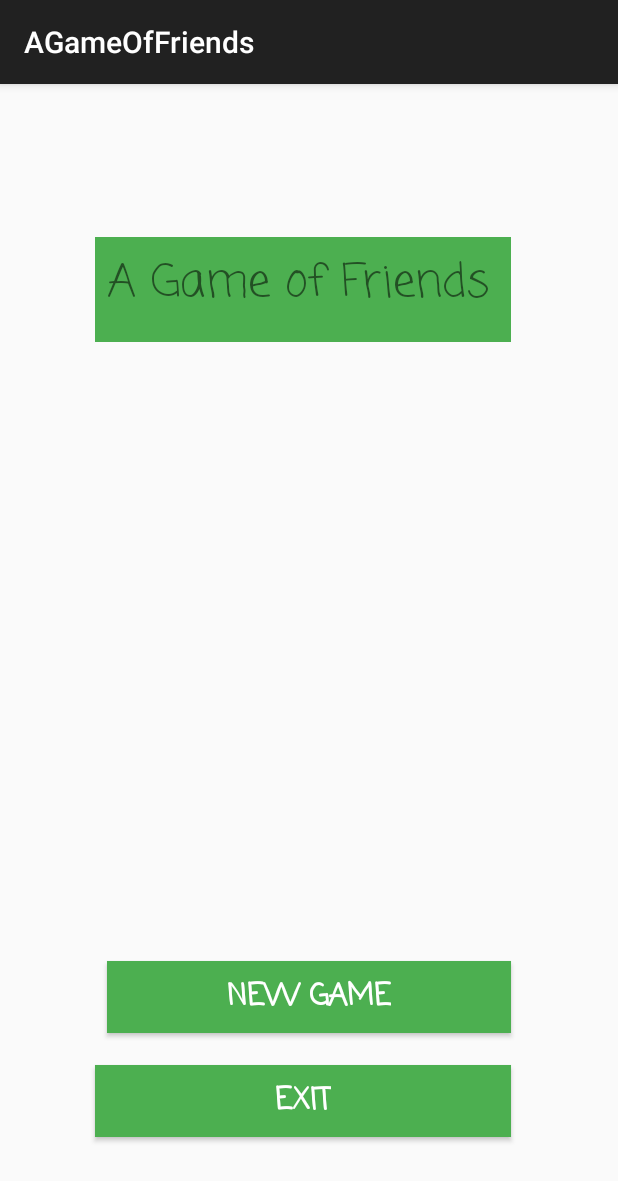
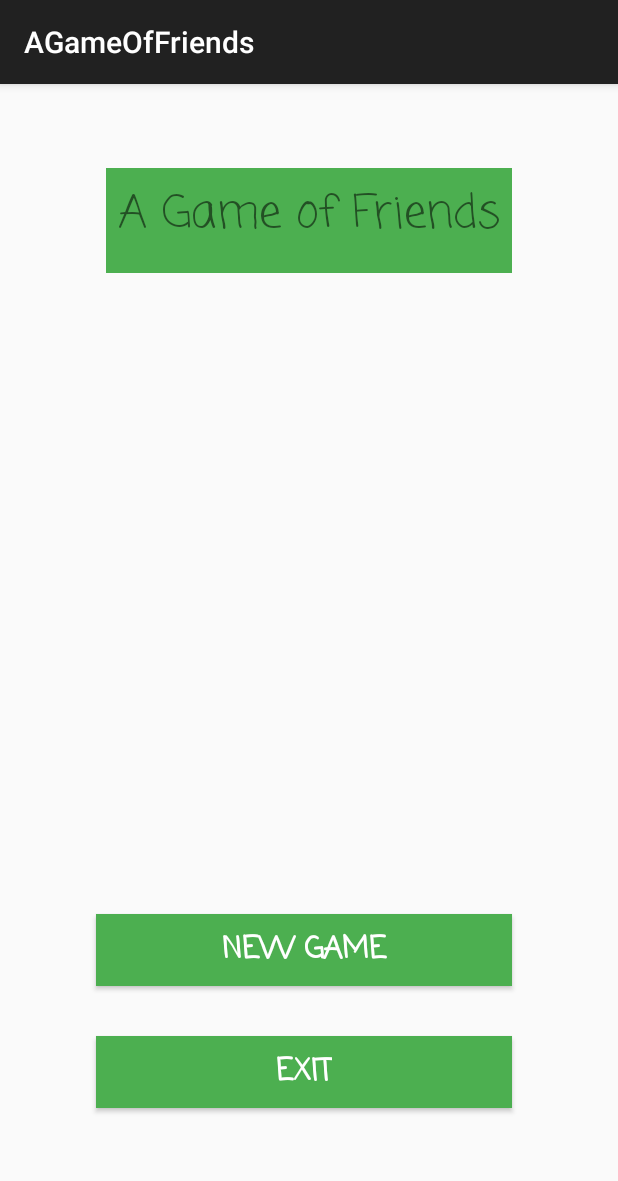
Before and after one commit to jsannyjr/A-Game-Of-Friends, an Android app: the screen it shows after launch (MainActivity), on a phone screen of 412 x 824 dp. Shown: the top 1181 px of the screen. Run offline under Robolectric (Android 15) with nearby library versions, the phone set to English and light mode, and no system bars.

Commit message:
Added music files and gave opening theme.
Need to fix score and will add intermediate music for game itself.

```diff
--- a/AGameOfFriends/app/src/main/java/com/agameoffriends/agameoffriends/MainActivity.java
+++ b/AGameOfFriends/app/src/main/java/com/agameoffriends/agameoffriends/MainActivity.java
@@ -1,6 +1,8 @@
 package com.agameoffriends.agameoffriends;
 
 import android.content.Intent;
+import android.media.AudioManager;
+import android.media.MediaPlayer;
 import android.os.Bundle;
 import android.support.v7.app.AppCompatActivity;
 import android.os.Bundle;
@@ -15,11 +17,16 @@ import android.widget.TextView;
  */
 public class MainActivity extends AppCompatActivity {
     Button mStartButton;
+    Button mute;
+    Button restart;
+    MediaPlayer openingMusic;
     @Override
     protected void onCreate(Bundle savedInstanceState) {
         super.onCreate(savedInstanceState);
         setContentView(R.layout.activity_main);
-
+        openingMusic = MediaPlayer.create(MainActivity.this, R.raw.opening2);
+        openingMusic.setAudioStreamType(AudioManager.STREAM_MUSIC);
+        openingMusic.start();
         mStartButton = (Button)findViewById(R.id.startButton);
         mStartButton.setOnClickListener(new View.OnClickListener() {
             @Override
--- a/AGameOfFriends/app/src/main/java/com/agameoffriends/agameoffriends/ScoreActivity.java
+++ b/AGameOfFriends/app/src/main/java/com/agameoffriends/agameoffriends/ScoreActivity.java
@@ -23,7 +23,7 @@ public class ScoreActivity extends AppCompatActivity{
         scoreValue = getIntent().getIntExtra("Score Value", 0);
         scoreView =(TextView)findViewById(R.id.score);
 
-        scoreView.setText("5");
+        scoreView.setText(scoreValue);
 
         mFinishButton = (Button)findViewById(R.id.finishButton);
         mFinishButton.setOnClickListener(new View.OnClickListener() {
--- a/AGameOfFriends/app/src/main/res/layout/activity_main.xml
+++ b/AGameOfFriends/app/src/main/res/layout/activity_main.xml
@@ -22,9 +22,12 @@
         android:textSize="20sp"
         android:fontFamily="casual"
         android:background="#4CAF50"
-        android:layout_alignParentBottom="true"
-        android:layout_centerHorizontal="true"
-        android:layout_marginBottom="119dp" />
+        android:layout_marginBottom="33dp"
+        android:layout_above="@+id/ExitButton"
+        android:layout_alignRight="@+id/question"
+        android:layout_alignEnd="@+id/question"
+        android:layout_alignLeft="@+id/ExitButton"
+        android:layout_alignStart="@+id/ExitButton" />
     <Button
         android:layout_width="wrap_content"
         android:layout_height="wrap_content"
@@ -37,10 +40,10 @@
         android:textSize="20sp"
         android:fontFamily="casual"
         android:background="#4CAF50"
+        android:layout_marginBottom="69dp"
         android:layout_alignParentBottom="true"
-        android:layout_marginBottom="50dp"
-        android:layout_alignRight="@+id/startButton"
-        android:layout_alignEnd="@+id/startButton" />
+        android:layout_alignRight="@+id/question"
+        android:layout_alignEnd="@+id/question" />
 
     <TextView
         android:layout_width="wrap_content"
@@ -51,10 +54,7 @@
         android:background="#4CAF50"
         android:padding="8dp"
         android:id="@+id/question"
-        android:layout_marginTop="86dp"
+        android:layout_marginTop="40dp"
         android:layout_alignParentTop="true"
-        android:layout_alignLeft="@+id/ExitButton"
-        android:layout_alignStart="@+id/ExitButton"
-        android:layout_alignRight="@+id/ExitButton"
-        android:layout_alignEnd="@+id/ExitButton" />
+        android:layout_centerHorizontal="true" />
 </RelativeLayout>
```
Also changed, not shown: 4 other files.
